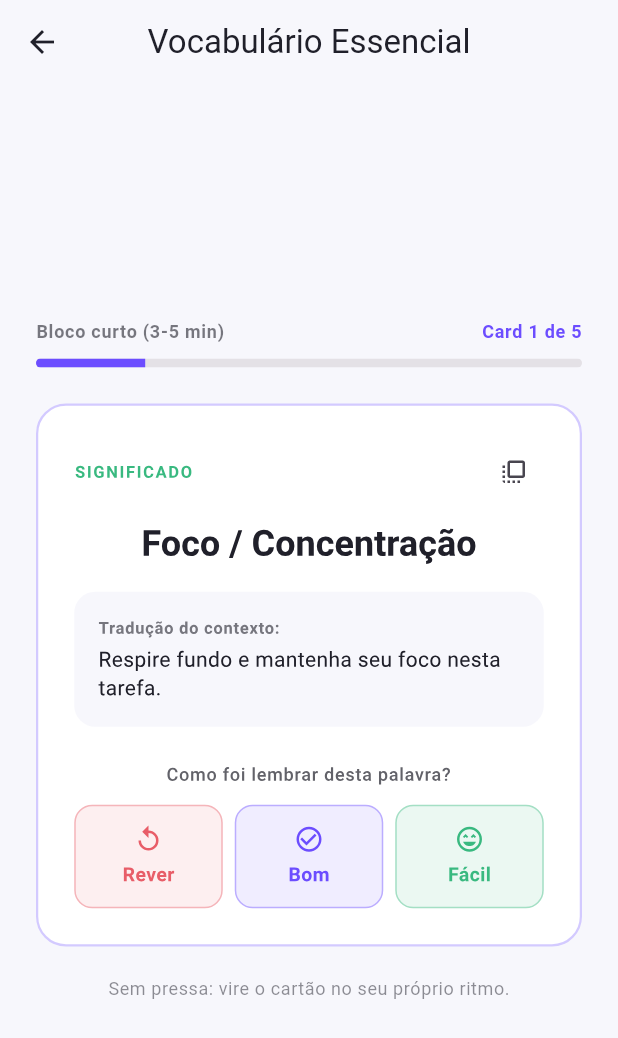
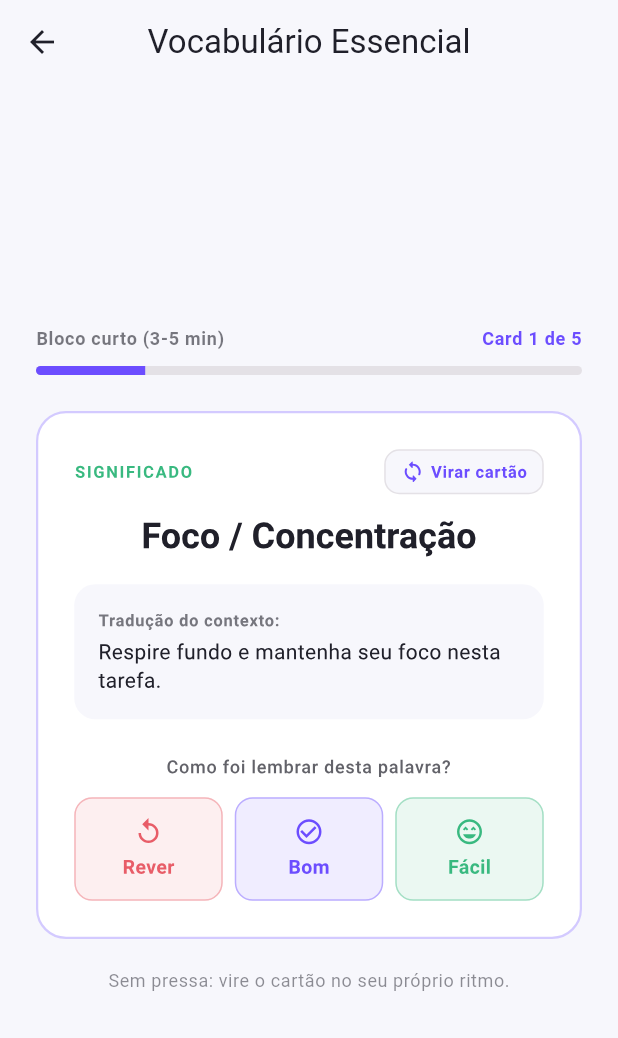
Before and after one commit to Projetos-Moveis-II-2026-2/grupo-03, a Flutter app: the TelaEstudoFlashcards screen opened directly, after a tap on "MINDSET & ESTUDOS", on a phone screen of 412 x 824 dp. Shown: the top 1038 px of the screen. Run offline on Flutter 3.47's test engine with Material 3 defaults, Android fonts, the phone set to English and light mode, and no system bars.

Commit message:
fix: adapta fonetica para portugues brasileiro e melhora botao de virar cartao

```diff
--- a/lib/models/card_ingles.dart
+++ b/lib/models/card_ingles.dart
@@ -18,12 +18,13 @@ class CardIngles {
     required this.categoria,
   });
 
-  /// Lista padrão de vocabulários essenciais para o bloco inicial de estudos.
+  /// Lista padrão com pronúncia figurada para o português brasileiro
+  /// e sílaba tônica em MAIÚSCULAS para indicar a entonação correta.
   static const List<CardIngles> cardsIniciais = [
     CardIngles(
       id: 'card_1',
       termo: 'Focus',
-      fonetica: '/ˈfoʊ.kəs/',
+      fonetica: 'FÔU-kâs',
       traducao: 'Foco / Concentração',
       exemploIngles: 'Take a deep breath and keep your focus on this task.',
       traducaoExemplo: 'Respire fundo e mantenha seu foco nesta tarefa.',
@@ -32,7 +33,7 @@ class CardIngles {
     CardIngles(
       id: 'card_2',
       termo: 'Breakdown',
-      fonetica: '/ˈbreɪk.daʊn/',
+      fonetica: 'BRÊIK-daun',
       traducao: 'Dividir em partes menores',
       exemploIngles: 'Breakdown large goals into short, actionable steps.',
       traducaoExemplo: 'Divida metas grandes em passos curtos e executáveis.',
@@ -41,7 +42,7 @@ class CardIngles {
     CardIngles(
       id: 'card_3',
       termo: 'Consistency',
-      fonetica: '/kənˈsɪs.tən.si/',
+      fonetica: 'kân-SÍS-tên-si',
       traducao: 'Consistência / Constância',
       exemploIngles: 'Small daily consistency brings extraordinary results.',
       traducaoExemplo: 'Pequena consistência diária traz resultados extraordinários.',
@@ -50,7 +51,7 @@ class CardIngles {
     CardIngles(
       id: 'card_4',
       termo: 'Achievement',
-      fonetica: '/əˈtʃiːv.mənt/',
+      fonetica: 'a-TCHÍIV-mênt',
       traducao: 'Conquista / Realização',
       exemploIngles: 'Celebrate every single achievement, no matter how small.',
       traducaoExemplo: 'Celebre cada conquista, por menor que seja.',
@@ -59,7 +60,7 @@ class CardIngles {
     CardIngles(
       id: 'card_5',
       termo: 'Reward',
-      fonetica: '/rɪˈwɔːrd/',
+      fonetica: 'ri-WÓRD',
       traducao: 'Recompensa / Prêmio',
       exemploIngles: 'Give your brain a healthy reward after completing a block.',
       traducaoExemplo: 'Dê ao seu cérebro uma recompensa saudável após concluir um bloco.',
--- a/lib/views/tela_decks_ingles.dart
+++ b/lib/views/tela_decks_ingles.dart
@@ -43,7 +43,7 @@ class TelaDecksIngles extends StatelessWidget {
         CardIngles(
           id: 'rt_1',
           termo: 'Wake up',
-          fonetica: '/weɪk ʌp/',
+          fonetica: 'UÊIK-âp',
           traducao: 'Acordar',
           exemploIngles: 'I wake up at seven every morning.',
           traducaoExemplo: 'Eu acordo às sete toda manhã.',
@@ -52,7 +52,7 @@ class TelaDecksIngles extends StatelessWidget {
         CardIngles(
           id: 'rt_2',
           termo: 'Get ready',
-          fonetica: '/ɡet ˈred.i/',
+          fonetica: 'GÉT-ré-di',
           traducao: 'Se arrumar / Preparar-se',
           exemploIngles: 'Take ten minutes to get ready.',
           traducaoExemplo: 'Tire dez minutos para se arrumar.',
@@ -61,7 +61,7 @@ class TelaDecksIngles extends StatelessWidget {
         CardIngles(
           id: 'rt_3',
           termo: 'Schedule',
-          fonetica: '/ˈskedʒ.uːl/',
+          fonetica: 'SKÉ-djuul',
           traducao: 'Cronograma / Horário',
           exemploIngles: 'Check your study schedule today.',
           traducaoExemplo: 'Verifique seu cronograma de estudos hoje.',
@@ -70,7 +70,7 @@ class TelaDecksIngles extends StatelessWidget {
         CardIngles(
           id: 'rt_4',
           termo: 'Break',
-          fonetica: '/breɪk/',
+          fonetica: 'BRÊIK',
           traducao: 'Pausa / Intervalo',
           exemploIngles: 'Take a short break between tasks.',
           traducaoExemplo: 'Faça uma pausa curta entre as tarefas.',
@@ -87,7 +87,7 @@ class TelaDecksIngles extends StatelessWidget {
         CardIngles(
           id: 'tr_1',
           termo: 'Boarding pass',
-          fonetica: '/ˈbɔːr.dɪŋ ˌpæs/',
+          fonetica: 'BÓR-ding-pés',
           traducao: 'Cartão de embarque',
           exemploIngles: 'Please show your boarding pass at the gate.',
           traducaoExemplo: 'Por favor, mostre seu cartão de embarque no portão.',
@@ -96,7 +96,7 @@ class TelaDecksIngles extends StatelessWidget {
         CardIngles(
           id: 'tr_2',
           termo: 'Directions',
-          fonetica: '/dɪˈrek.ʃənz/',
+          fonetica: 'di-RÉK-chânz',
           traducao: 'Direções / Orientações',
           exemploIngles: 'Can you give me directions to the station?',
           traducaoExemplo: 'Você pode me dar orientações para a estação?',
@@ -105,7 +105,7 @@ class TelaDecksIngles extends StatelessWidget {
         CardIngles(
           id: 'tr_3',
           termo: 'Luggage',
-          fonetica: '/ˈlʌɡ.ɪdʒ/',
+          fonetica: 'LÂ-guidj',
           traducao: 'Bagagem',
           exemploIngles: 'Keep your luggage close to you.',
           traducaoExemplo: 'Mantenha sua bagagem perto de você.',
--- a/lib/widgets/flashcard_widget.dart
+++ b/lib/widgets/flashcard_widget.dart
@@ -156,13 +156,31 @@ class FlashcardWidgetState extends State<FlashcardWidget>
                     color: AppColors.primary,
                   ),
                 ),
-                const SizedBox(height: 8),
-                Text(
-                  widget.card.fonetica,
-                  textAlign: TextAlign.center,
-                  style: textTheme.bodyLarge?.copyWith(
-                    color: AppColors.textPrimary.withValues(alpha: 0.6),
-                    fontStyle: FontStyle.italic,
+                const SizedBox(height: 10),
+                Container(
+                  padding: const EdgeInsets.symmetric(horizontal: 12, vertical: 6),
+                  decoration: BoxDecoration(
+                    color: AppColors.primary.withValues(alpha: 0.08),
+                    borderRadius: BorderRadius.circular(10),
+                  ),
+                  child: Row(
+                    mainAxisSize: MainAxisSize.min,
+                    children: [
+                      const Icon(
+                        Icons.volume_up_rounded,
+                        size: 18,
+                        color: AppColors.primary,
+                      ),
+                      const SizedBox(width: 6),
+                      Text(
+                        widget.card.fonetica,
+                        style: textTheme.titleSmall?.copyWith(
+                          color: AppColors.primary,
+                          fontWeight: FontWeight.w700,
+                          letterSpacing: 0.5,
+                        ),
+                      ),
+                    ],
                   ),
                 ),
                 const SizedBox(height: 24),
@@ -240,11 +258,35 @@ class FlashcardWidgetState extends State<FlashcardWidget>
                   fontWeight: FontWeight.bold,
                 ),
               ),
-              IconButton(
-                visualDensity: VisualDensity.compact,
-                icon: const Icon(Icons.flip_to_front_outlined, size: 20),
-                tooltip: 'Voltar para frente',
-                onPressed: _alternarFace,
+              InkWell(
+                onTap: _alternarFace,
+                borderRadius: BorderRadius.circular(10),
+                child: Container(
+                  padding: const EdgeInsets.symmetric(horizontal: 10, vertical: 6),
+                  decoration: BoxDecoration(
+                    color: AppColors.background,
+                    borderRadius: BorderRadius.circular(10),
+                    border: Border.all(color: AppColors.border),
+                  ),
+                  child: Row(
+                    mainAxisSize: MainAxisSize.min,
+                    children: [
+                      const Icon(
+                        Icons.sync_rounded,
+                        size: 16,
+                        color: AppColors.primary,
+                      ),
+                      const SizedBox(width: 4),
+                      Text(
+                        'Virar cartão',
+                        style: textTheme.labelSmall?.copyWith(
+                          color: AppColors.primary,
+                          fontWeight: FontWeight.bold,
+                        ),
+                      ),
+                    ],
+                  ),
+                ),
               ),
             ],
           ),
```
